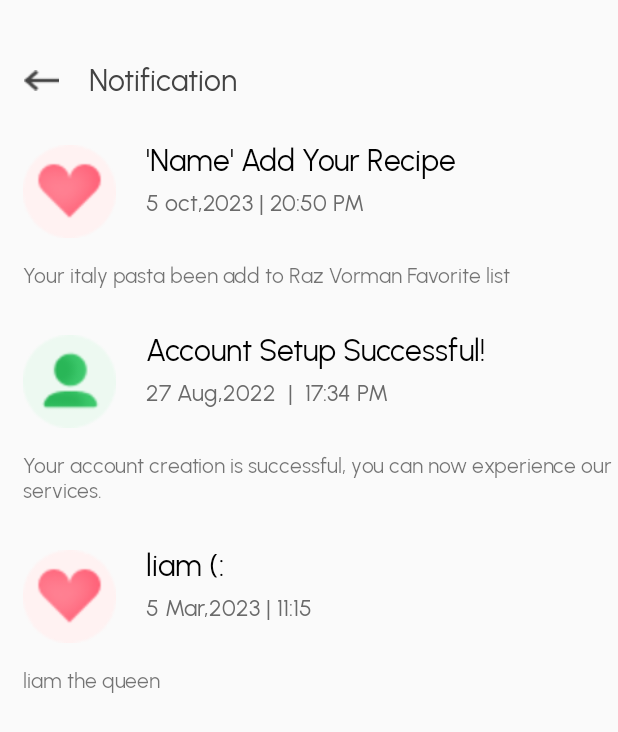
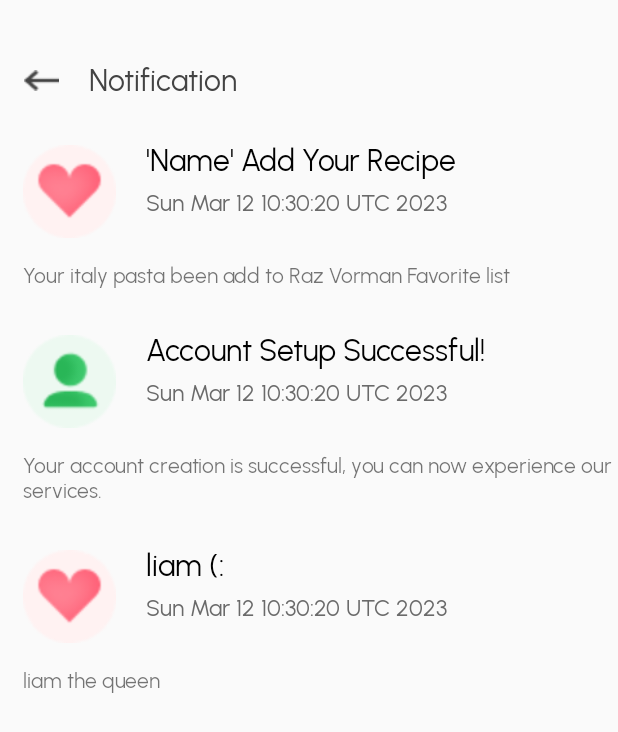
Before and after one commit to raz1359/Recipa, an Android app: the screen it shows after launch once a user with an empty profile is signed in (Notification_activity), after a tap on an icon or button, on a phone screen of 412 x 824 dp. Shown: the top 732 px of the screen. Run offline under Robolectric (Android 15) with nearby library versions, the phone set to English and light mode, and no system bars; our stand-ins replace Firebase (no records; nobody signed in at launch, a user with empty details on screens opened directly); Roboto replaces fonts that are not available here.

Commit message:
add Date real time

```diff
--- a/app/src/main/java/com/example/myapplication/MyAdapter.java
+++ b/app/src/main/java/com/example/myapplication/MyAdapter.java
@@ -2,6 +2,7 @@ package com.example.myapplication;
 
 import android.app.Activity;
 import android.content.Context;
+import android.util.Log;
 import android.view.LayoutInflater;
 import android.view.View;
 import android.view.ViewGroup;
@@ -9,12 +10,24 @@ import android.widget.ArrayAdapter;
 import android.widget.ImageView;
 import android.widget.TextView;
 
+import org.w3c.dom.Text;
+
+import java.text.DateFormat;
+import java.text.SimpleDateFormat;
+import java.util.Calendar;
+import java.util.Date;
 import java.util.List;
 
 public class MyAdapter extends ArrayAdapter<Item> {
 
     Context context;
     List <Item> objects;
+    private static final String TAG = "razz";
+
+   Date currentTime = Calendar.getInstance().getTime();
+   //String formattedDate = DateFormat.getDateInstance(DateFormat.AM_PM_FIELD).format(currentTime);
+
+   //String[] splitDate = formattedDate.split(" | ");
 
 
     public MyAdapter(Context context, int resource, int textViewResourceld, List<Item> objects) {
@@ -26,19 +39,30 @@ public class MyAdapter extends ArrayAdapter<Item> {
 
     @Override
     public View getView(int position, View convertView, ViewGroup parent) {
-        //LayoutInflater layoutInflater = ((Activity)context).getLayoutInflater();
+        LayoutInflater layoutInflater = ((Activity)context).getLayoutInflater();
         convertView = LayoutInflater.from(getContext()).inflate(R.layout.list_notifs, parent, false);
         TextView tvTitle = convertView.findViewById(R.id.tvTitle);
         TextView tvSubTitle = convertView.findViewById(R.id.tvSubTitle);
         TextView tvDate = convertView.findViewById(R.id.tvDate);
         ImageView ivImage = convertView.findViewById(R.id.ivImage);
 
+        Log.d(TAG, "getView: ");
         Item temp = objects.get(position);
 
         ivImage.setImageBitmap(temp.getBitmap());
-        tvDate.setText(String.valueOf(temp.getDate()));
+        tvDate.setText(currentTime.toString());
         tvTitle.setText(temp.getTitle());
         tvSubTitle.setText(temp.getSubtitle());
+
+
+
+
+        Log.d(TAG, currentTime.toString());
+        //Log.d(TAG, formattedDate);
+        //Log.d(TAG, splitDate[0].trim());
+        //Log.d(TAG, splitDate[1].trim());
+        //Log.d(TAG, splitDate[2].trim());
+
 
         return convertView;
     }
--- a/app/src/main/java/com/example/myapplication/Notification_activity.java
+++ b/app/src/main/java/com/example/myapplication/Notification_activity.java
@@ -11,8 +11,12 @@ import android.view.View;
 import android.widget.Button;
 import android.widget.ImageView;
 import android.widget.ListView;
+import android.widget.TextView;
 
+import java.text.SimpleDateFormat;
 import java.util.ArrayList;
+import java.util.Calendar;
+import java.util.Date;
 
 public class Notification_activity extends AppCompatActivity implements View.OnClickListener {
 
@@ -22,6 +26,8 @@ public class Notification_activity extends AppCompatActivity implements View.OnC
     MyAdapter myAdapter;
     private static final String TAG = "Raz";
 
+
+
     @Override
     protected void onCreate(Bundle savedInstanceState) {
         super.onCreate(savedInstanceState);
@@ -30,7 +36,7 @@ public class Notification_activity extends AppCompatActivity implements View.OnC
         Bitmap heart = BitmapFactory.decodeResource(getResources(),R.drawable.heart_notification);
         Bitmap user = BitmapFactory.decodeResource(getResources(),R.drawable.user_notification);
 
-        Item t1 = new Item("'Name' Add Your Recipe", "5 oct,2023 | 20:50 PM" , "Your italy pasta been add to Raz Vorman Favorite list" , heart);
+        Item t1 = new Item("'Name' Add Your Recipe", "aa" , "Your italy pasta been add to Raz Vorman Favorite list" , heart);
         Item t2 = new Item("Account Setup Successful!", "27 Aug,2022  |  17:34 PM" , "Your account creation is successful, you can now experience our services." , user);
         Item t3 = new Item("liam (:", "5 Mar,2023 | 11:15","liam the queen",heart);
         notificationList = new ArrayList<Item>();
@@ -43,6 +49,7 @@ public class Notification_activity extends AppCompatActivity implements View.OnC
         lv.setAdapter(myAdapter);
 
         button = findViewById(R.id.ivBack);
+
     }
 
     @Override
```
